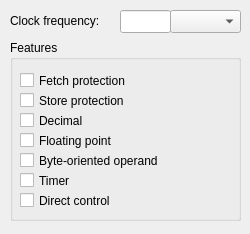
First picture: the form in Src/EmuOne/emuone-ibm360/Ibm360ProcessorEditor.ui, repository akapustiatyahoocouk/EmuOne, before the edit.
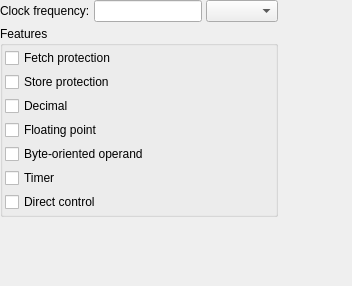
Second picture: the form after the edit.

Diff of the .ui file:
```diff
--- a/Src/EmuOne/emuone-ibm360/Ibm360ProcessorEditor.ui
+++ b/Src/EmuOne/emuone-ibm360/Ibm360ProcessorEditor.ui
@@ -6,150 +6,152 @@
    <rect>
     <x>0</x>
     <y>0</y>
-    <width>250</width>
-    <height>234</height>
+    <width>352</width>
+    <height>286</height>
    </rect>
   </property>
   <property name="windowTitle">
    <string>Form</string>
   </property>
+  <layout class="QGridLayout" name="gridLayout">
+   <property name="leftMargin">
+    <number>0</number>
+   </property>
+   <property name="topMargin">
+    <number>0</number>
+   </property>
+   <property name="rightMargin">
+    <number>0</number>
+   </property>
+   <property name="bottomMargin">
+    <number>0</number>
+   </property>
+   <property name="spacing">
+    <number>4</number>
+   </property>
+   <item row="0" column="2">
+    <widget class="QComboBox" name="_clockFrequencyUnitComboBox"/>
+   </item>
+   <item row="0" column="0">
   <widget class="QLabel" name="_clockFrequencyLabel">
-   <property name="geometry">
-    <rect>
-     <x>10</x>
-     <y>10</y>
-     <width>111</width>
-     <height>21</height>
-    </rect>
-   </property>
    <property name="text">
     <string>Clock frequency:</string>
    </property>
   </widget>
-  <widget class="QComboBox" name="_clockFrequencyUnitComboBox">
-   <property name="geometry">
-    <rect>
-     <x>170</x>
-     <y>10</y>
-     <width>71</width>
-     <height>23</height>
-    </rect>
-   </property>
-  </widget>
+   </item>
+   <item row="0" column="1">
   <widget class="QLineEdit" name="_clockFrequencyLineEdit">
-   <property name="geometry">
-    <rect>
-     <x>120</x>
-     <y>10</y>
-     <width>51</width>
-     <height>23</height>
-    </rect>
-   </property>
-  </widget>
+     <property name="sizePolicy">
+      <sizepolicy hsizetype="Preferred" vsizetype="Fixed">
+       <horstretch>0</horstretch>
+       <verstretch>0</verstretch>
+      </sizepolicy>
+     </property>
+     <property name="inputMask">
+      <string/>
+     </property>
+    </widget>
+   </item>
+   <item row="1" column="0" colspan="3">
   <widget class="QGroupBox" name="_featuresGroupBox">
-   <property name="geometry">
-    <rect>
-     <x>10</x>
-     <y>40</y>
-     <width>231</width>
-     <height>181</height>
-    </rect>
-   </property>
    <property name="title">
     <string>Features</string>
    </property>
+     <layout class="QGridLayout" name="gridLayout_2">
+      <property name="leftMargin">
+       <number>2</number>
+      </property>
+      <property name="topMargin">
+       <number>2</number>
+      </property>
+      <property name="rightMargin">
+       <number>2</number>
+      </property>
+      <property name="bottomMargin">
+       <number>2</number>
+      </property>
+      <property name="spacing">
+       <number>4</number>
+      </property>
+      <item row="0" column="0">
    <widget class="QCheckBox" name="_fetchProtectionCheckBox">
-    <property name="geometry">
-     <rect>
-      <x>10</x>
-      <y>30</y>
-      <width>191</width>
-      <height>21</height>
-     </rect>
-    </property>
     <property name="text">
      <string>Fetch protection</string>
     </property>
    </widget>
+      </item>
+      <item row="1" column="0">
    <widget class="QCheckBox" name="_storeProtectionCheckBox">
-    <property name="geometry">
-     <rect>
-      <x>10</x>
-      <y>50</y>
-      <width>191</width>
-      <height>21</height>
-     </rect>
-    </property>
     <property name="text">
      <string>Store protection</string>
     </property>
    </widget>
+      </item>
+      <item row="2" column="0">
    <widget class="QCheckBox" name="_decimalCheckBox">
-    <property name="geometry">
-     <rect>
-      <x>10</x>
-      <y>70</y>
-      <width>191</width>
-      <height>21</height>
-     </rect>
-    </property>
     <property name="text">
      <string>Decimal</string>
     </property>
    </widget>
+      </item>
+      <item row="3" column="0">
    <widget class="QCheckBox" name="_floatingPointCheckBox">
-    <property name="geometry">
-     <rect>
-      <x>10</x>
-      <y>90</y>
-      <width>191</width>
-      <height>21</height>
-     </rect>
-    </property>
     <property name="text">
      <string>Floating point</string>
     </property>
    </widget>
+      </item>
+      <item row="4" column="0">
    <widget class="QCheckBox" name="_byteOrientedOperandCheckBox">
-    <property name="geometry">
-     <rect>
-      <x>10</x>
-      <y>110</y>
-      <width>191</width>
-      <height>21</height>
-     </rect>
-    </property>
     <property name="text">
      <string>Byte-oriented operand</string>
     </property>
    </widget>
+      </item>
+      <item row="5" column="0">
    <widget class="QCheckBox" name="_timerCheckBox">
-    <property name="geometry">
-     <rect>
-      <x>10</x>
-      <y>130</y>
-      <width>191</width>
-      <height>21</height>
-     </rect>
-    </property>
     <property name="text">
      <string>Timer</string>
     </property>
    </widget>
+      </item>
+      <item row="6" column="0">
    <widget class="QCheckBox" name="_directControlCheckBox">
-    <property name="geometry">
-     <rect>
-      <x>10</x>
-      <y>150</y>
-      <width>191</width>
-      <height>21</height>
-     </rect>
-    </property>
     <property name="text">
      <string>Direct control</string>
     </property>
    </widget>
-  </widget>
+      </item>
+     </layout>
+    </widget>
+   </item>
+   <item row="2" column="0" colspan="3">
+    <spacer name="verticalSpacer">
+     <property name="orientation">
+      <enum>Qt::Vertical</enum>
+     </property>
+     <property name="sizeHint" stdset="0">
+      <size>
+       <width>266</width>
+       <height>37</height>
+      </size>
+     </property>
+    </spacer>
+   </item>
+   <item row="0" column="3">
+    <spacer name="horizontalSpacer">
+     <property name="orientation">
+      <enum>Qt::Horizontal</enum>
+     </property>
+     <property name="sizeHint" stdset="0">
+      <size>
+       <width>40</width>
+       <height>20</height>
+      </size>
+     </property>
+    </spacer>
+   </item>
+  </layout>
  </widget>
  <resources/>
  <connections>
```
Lines whose indentation alone changed are shown as unchanged.
